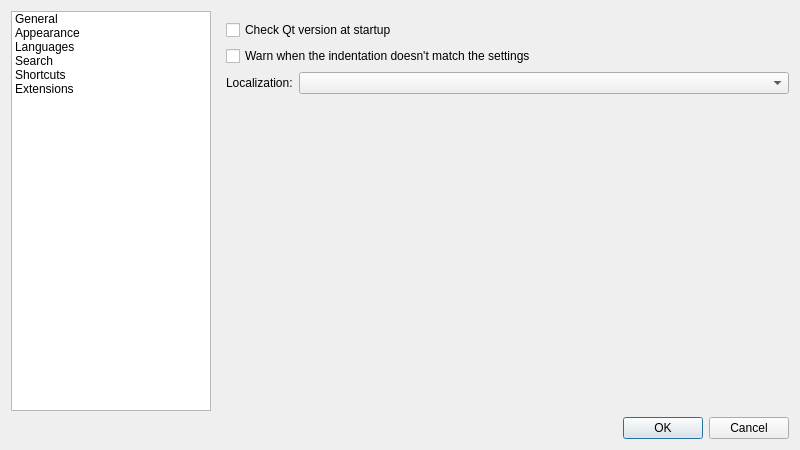
This is src/ui/frmpreferences.ui in notepadqq/notepadqq as Qt 5 draws it before an edit. The edited form follows.
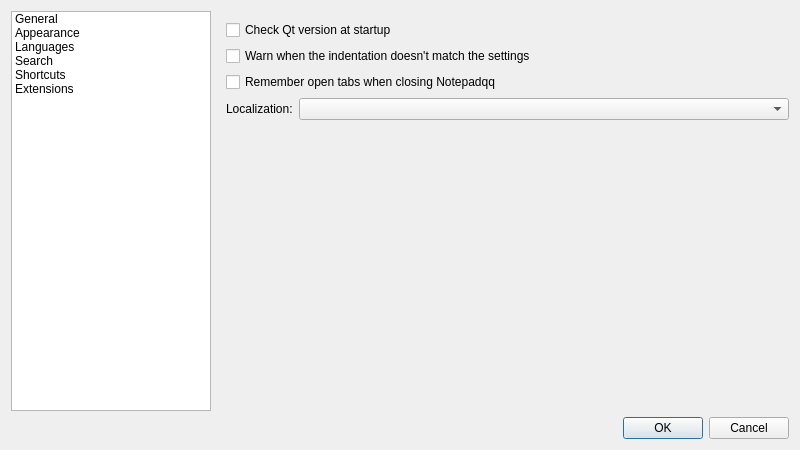
This is the edited form. Icons and pictures are not drawn.

Commit message: Support for Sessions (#249)

Patch:
```diff
--- a/src/ui/frmpreferences.ui
+++ b/src/ui/frmpreferences.ui
@@ -113,6 +113,13 @@
            </property>
           </widget>
          </item>
+         <item>
+          <widget class="QCheckBox" name="chkRememberSession">
+           <property name="text">
+            <string>Remember open tabs when closing Notepadqq</string>
+           </property>
+          </widget>
+         </item>
          <item>
           <layout class="QFormLayout" name="formLayout">
            <item row="0" column="0">
```
The commit also changes 13 other files.
